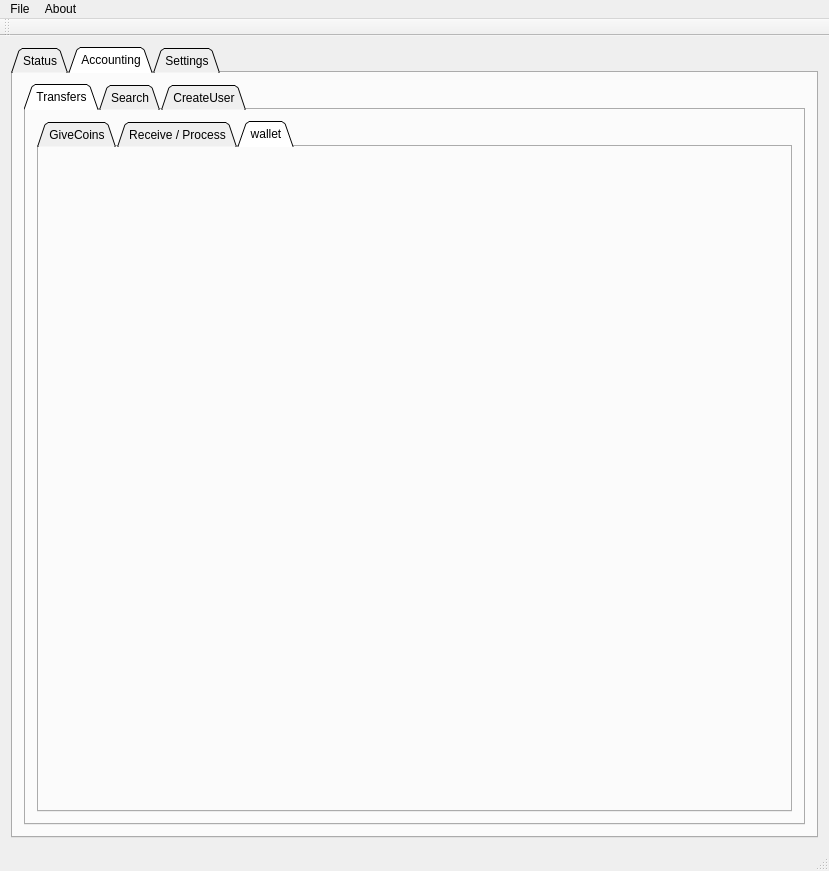
Above: qtCoin/mainwindow.ui from netpipe/EcoCoin before the change. Below: the same form after it.
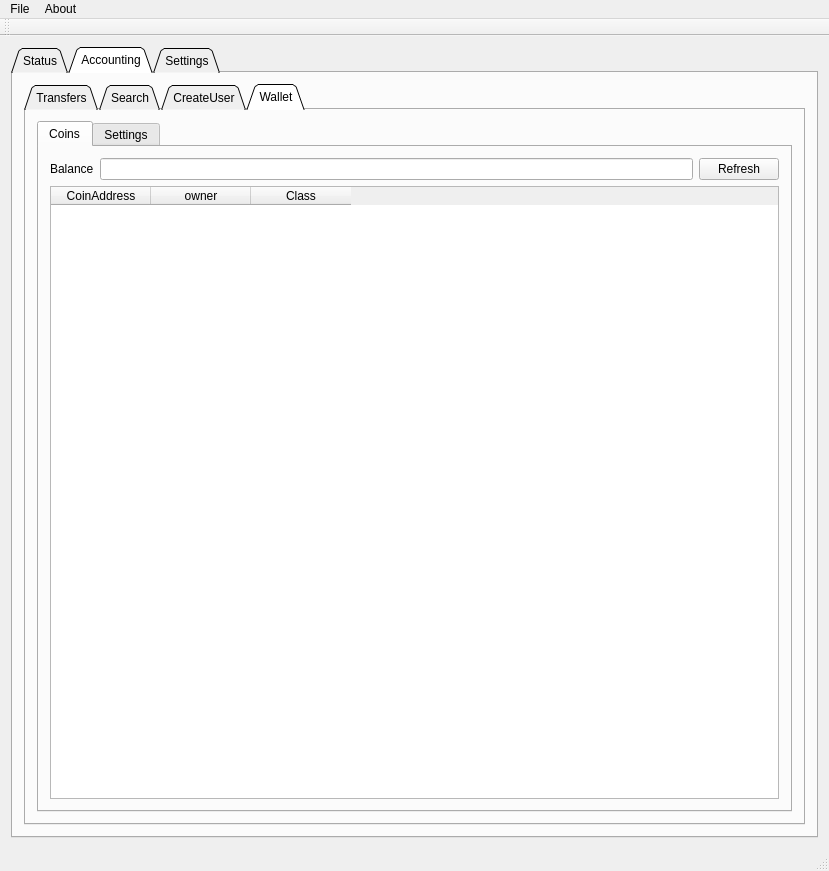
That is the form after the change. The open tabs and pages were chosen to show the change.

Patch:
```diff
--- a/qtCoin/mainwindow.ui
+++ b/qtCoin/mainwindow.ui
@@ -103,7 +103,7 @@
            <enum>QTabWidget::Triangular</enum>
           </property>
           <property name="currentIndex">
-           <number>0</number>
+           <number>3</number>
           </property>
           <widget class="QWidget" name="tab_6">
            <attribute name="title">
@@ -570,6 +570,85 @@
             </property>
            </widget>
           </widget>
+          <widget class="QWidget" name="tab_13">
+           <attribute name="title">
+            <string>Wallet</string>
+           </attribute>
+           <layout class="QGridLayout" name="gridLayout_16">
+            <item row="0" column="0">
+             <widget class="QTabWidget" name="tabWidget">
+              <property name="currentIndex">
+               <number>1</number>
+              </property>
+              <widget class="QWidget" name="tab_14">
+               <attribute name="title">
+                <string>Coins</string>
+               </attribute>
+               <layout class="QGridLayout" name="gridLayout_15">
+                <item row="0" column="0">
+                 <layout class="QHBoxLayout" name="horizontalLayout_5">
+                  <item>
+                   <widget class="QLabel" name="label_2">
+                    <property name="text">
+                     <string>Balance</string>
+                    </property>
+                   </widget>
+                  </item>
+                  <item>
+                   <widget class="QLineEdit" name="lineEdit"/>
+                  </item>
+                  <item>
+                   <widget class="QPushButton" name="pushButton_4">
+                    <property name="text">
+                     <string>Refresh</string>
+                    </property>
+                   </widget>
+                  </item>
+                 </layout>
+                </item>
+                <item row="1" column="0">
+                 <widget class="QTableWidget" name="tableWidgetUsers_3">
+                  <property name="styleSheet">
+                   <string notr="true"/>
+                  </property>
+                  <column>
+                   <property name="text">
+                    <string>CoinAddress</string>
+                   </property>
+                  </column>
+                  <column>
+                   <property name="text">
+                    <string>owner</string>
+                   </property>
+                  </column>
+                  <column>
+                   <property name="text">
+                    <string>Class</string>
+                   </property>
+                  </column>
+                 </widget>
+                </item>
+               </layout>
+              </widget>
+              <widget class="QWidget" name="tab_15">
+               <attribute name="title">
+                <string>Settings</string>
+               </attribute>
+               <widget class="QGraphicsView" name="graphicsView">
+                <property name="geometry">
+                 <rect>
+                  <x>140</x>
+                  <y>120</y>
+                  <width>256</width>
+                  <height>192</height>
+                 </rect>
+                </property>
+               </widget>
+              </widget>
+             </widget>
+            </item>
+           </layout>
+          </widget>
          </widget>
         </item>
        </layout>
```
Left out of the diff: 5 changed lines with no effect on the pictures.
